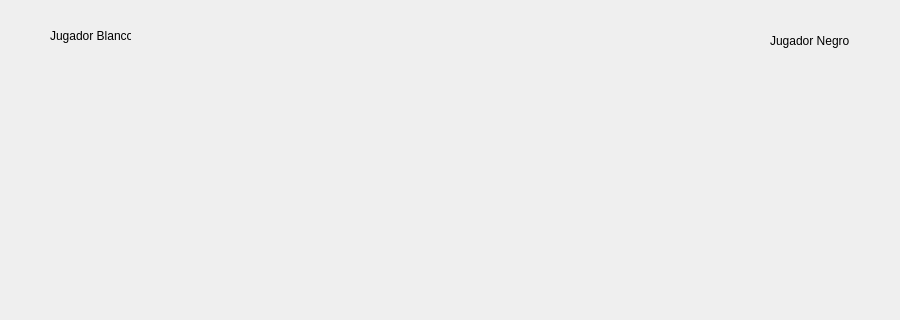
Old version of the form mainwindow.ui in the repository GerardoTBO/Chess-QtCreator-Cpp; both pictures show x 0 to 900 and y 0 to 320 of the 900 by 474 pixel window.
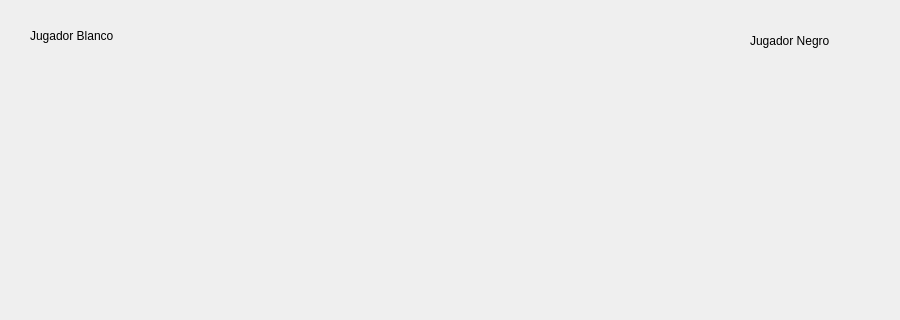
New version of the form.

Diff of the .ui file:
```diff
--- a/mainwindow.ui
+++ b/mainwindow.ui
@@ -35,9 +35,9 @@
    <widget class="QLabel" name="label">
     <property name="geometry">
      <rect>
-      <x>50</x>
+      <x>30</x>
       <y>20</y>
-      <width>81</width>
+      <width>101</width>
       <height>31</height>
      </rect>
     </property>
@@ -48,9 +48,9 @@
    <widget class="QLabel" name="label_2">
     <property name="geometry">
      <rect>
-      <x>770</x>
+      <x>750</x>
       <y>30</y>
-      <width>81</width>
+      <width>101</width>
       <height>21</height>
      </rect>
     </property>
```
Left out of the diff: 8 changed lines with no effect on the pictures.
